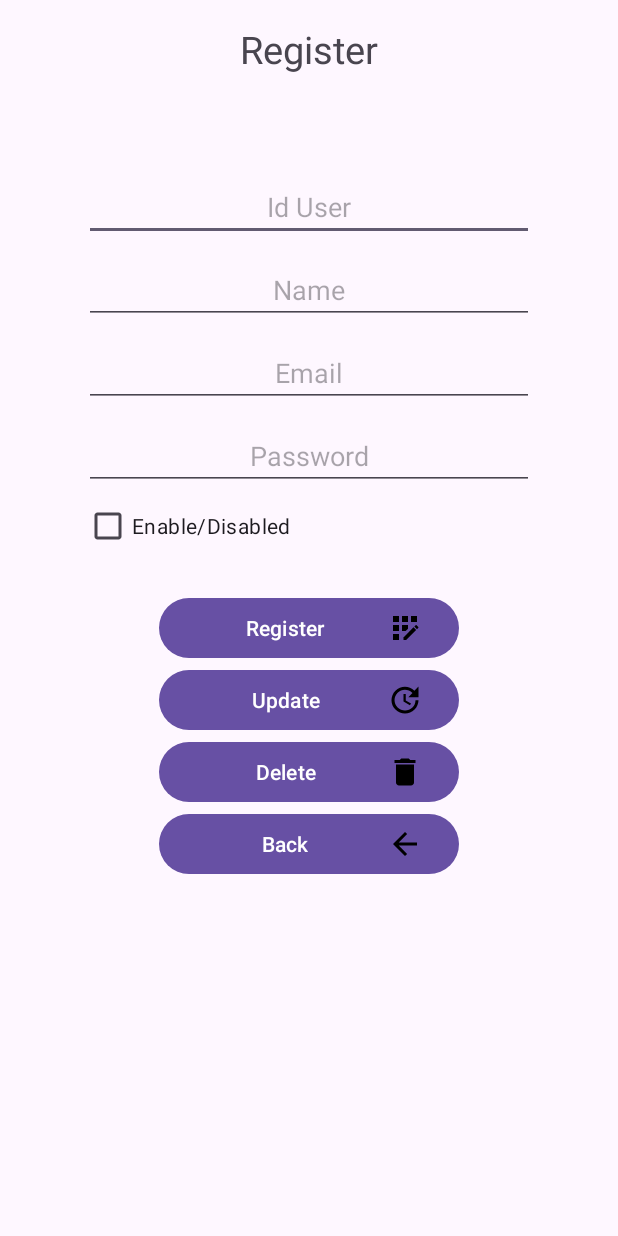
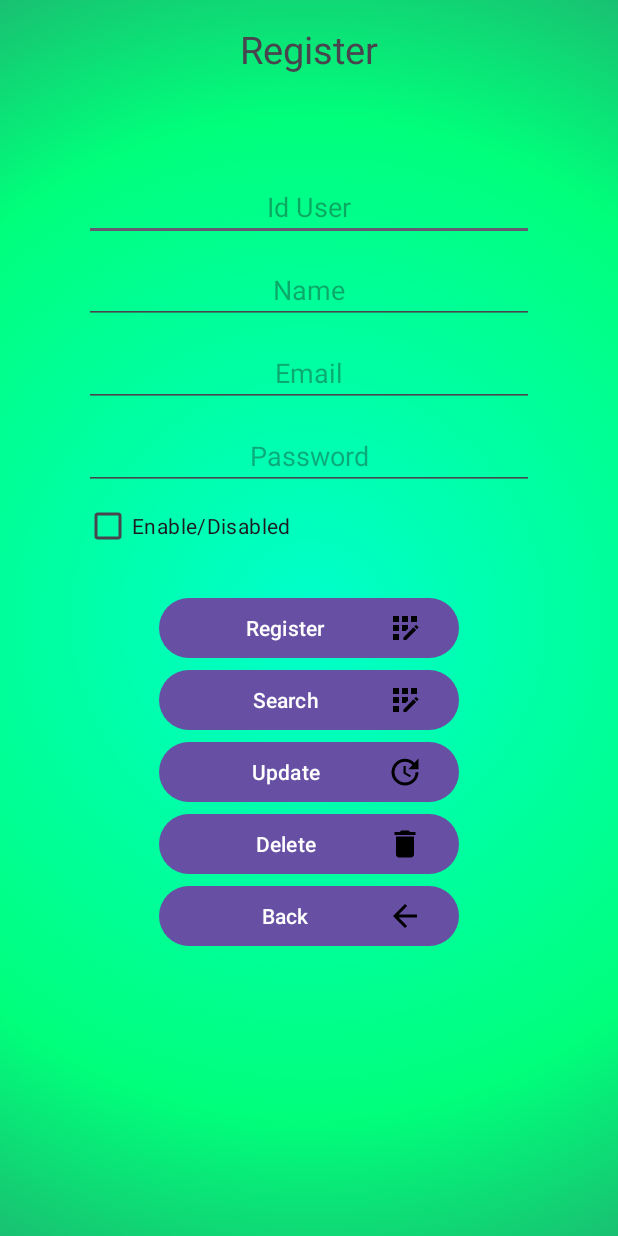
Before and after one commit to AndrexMed/AndroidStudio-Java-Exercises, an Android app: the Register screen opened directly, with no data from a screen before it, on a phone screen of 412 x 824 dp. Run offline under Robolectric (Android 15) with nearby library versions, the phone set to English and light mode, and no system bars.

Commit message:
new Commit

```diff
--- a/CRUD_UsersAndBooks/app/src/main/java/com/example/crud_usersandbooks/MainActivity.java
+++ b/CRUD_UsersAndBooks/app/src/main/java/com/example/crud_usersandbooks/MainActivity.java
@@ -19,6 +19,7 @@ public class MainActivity extends AppCompatActivity {
         btnRegister = findViewById(R.id.btnRegister);
         btnBooks = findViewById(R.id.btnBooks);
         btnRent = findViewById(R.id.btnRent);
+
 
         btnRegister.setOnClickListener(new View.OnClickListener() {
             @Override
--- /dev/null
+++ b/CRUD_UsersAndBooks/app/src/main/res/drawable/bg_gradient.xml
@@ -0,0 +1,15 @@
+<?xml version="1.0" encoding="utf-8"?>
+<selector xmlns:android="http://schemas.android.com/apk/res/android" xmlns:tools="http://schemas.android.com/tools">
+    <item>
+        <shape xmlns:android="http://schemas.android.com/apk/res/android"
+            android:shape="rectangle" tools:ignore="ExtraText">
+            <gradient
+                android:startColor="#00FFCC"
+                android:centerColor="#00FF7B"
+                android:endColor="#415B61"
+                android:type="radial"
+                android:gradientRadius="1000"
+                />
+        </shape>
+    </item>
+</selector>
--- a/CRUD_UsersAndBooks/app/src/main/res/layout/activity_register.xml
+++ b/CRUD_UsersAndBooks/app/src/main/res/layout/activity_register.xml
@@ -5,7 +5,8 @@
     android:layout_width="match_parent"
     android:layout_height="match_parent"
     tools:context=".Register"
-    android:orientation="vertical">
+    android:orientation="vertical"
+    android:background="@drawable/bg_gradient">
 
     <TextView
         android:id="@+id/tvtitulo"
@@ -42,7 +43,7 @@
             android:gravity="center"
             android:layout_height="wrap_content"
             android:ems="10"
-            android:inputType="textPersonName"
+            android:inputType="number"
             android:hint="Id User" />
 
         <EditText
@@ -74,7 +75,7 @@
             android:gravity="center"
             android:layout_height="wrap_content"
             android:ems="10"
-            android:inputType="textPersonName"
+            android:inputType="textPassword"
             android:layout_marginTop="10dp"
             android:hint="Password" />
 
@@ -97,12 +98,21 @@
         <Button
             android:id="@+id/btnRegister"
             android:layout_width="200dp"
+            android:layout_height="wrap_content"
+            android:layout_gravity="center"
+            android:drawableRight="@drawable/baseline_app_registration_24"
+            android:text="Register" />
+
+        <Button
+            android:id="@+id/btnSearch"
+            android:layout_width="200dp"
             android:layout_gravity="center"
             android:layout_height="wrap_content"
-            android:text="Register"
+            android:text="Search"
             android:drawableRight="@drawable/baseline_app_registration_24" />
+
         <Button
-            android:id="@+id/button3"
+            android:id="@+id/btnUpdate"
             android:layout_width="200dp"
             android:layout_gravity="center"
             android:layout_height="wrap_content"
--- a/CRUD_UsersAndBooks/app/src/main/res/values/colors.xml
+++ b/CRUD_UsersAndBooks/app/src/main/res/values/colors.xml
@@ -2,4 +2,7 @@
 <resources>
     <color name="black">#FF000000</color>
     <color name="white">#FFFFFFFF</color>
+    <color name="bluelight">#415B61</color>
+    <color name="startColor">#00FFCC</color>
+    <color name="endColor">#00FF7B</color>
 </resources>
```
Also changed, not shown: CRUD_UsersAndBooks/app/src/main/java/com/example/crud_usersandbooks/Register.java (+200 -30 lines).
